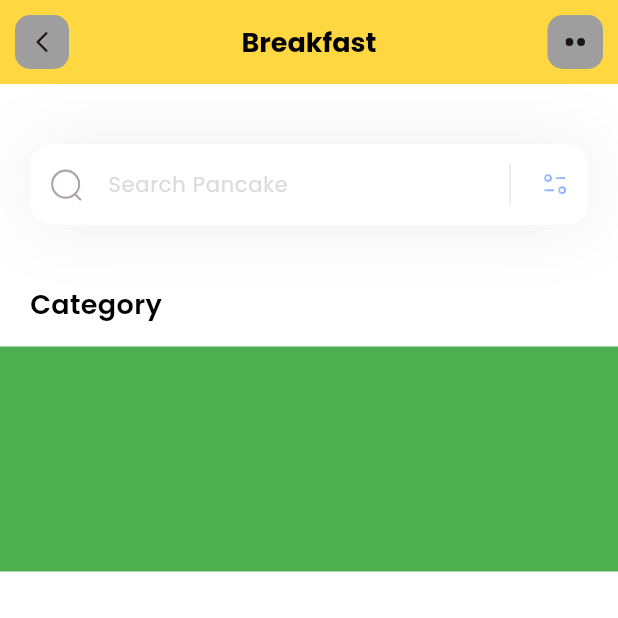
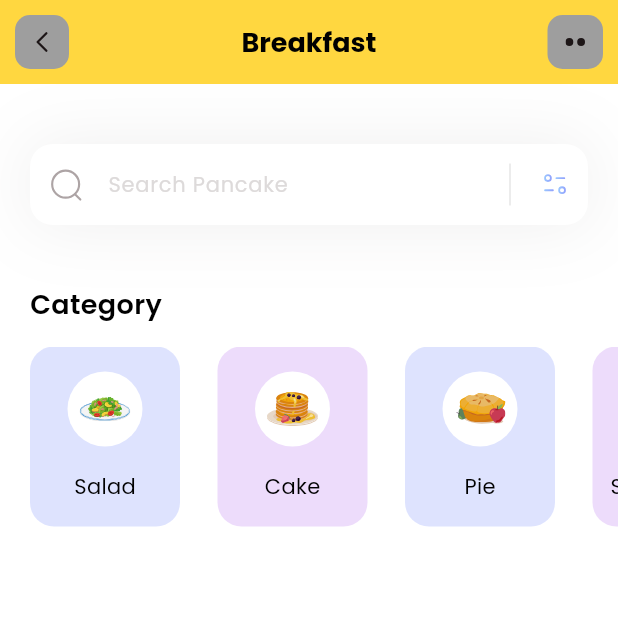
Before and after one commit to angelanyabuti/food-delivery-app, a Flutter app: the screen it shows after launch, on a phone screen of 412 x 824 dp, the top half of it. Run offline on Flutter 3.47's test engine with Material 3 defaults, Android fonts, the phone set to English and light mode, and no system bars; our stand-ins replace flutter_svg.

Commit message:
Added the categories section

```diff
--- a/food_app/lib/main.dart
+++ b/food_app/lib/main.dart
@@ -15,7 +15,7 @@ class MyApp extends StatelessWidget {
       //removing the red debug banner
       debugShowCheckedModeBanner: false,
       theme: ThemeData(fontFamily: 'Poppins'),
-      home: const HomePage()
+      home:  HomePage()
     );
   }
 }
--- a/food_app/lib/models/category_model.dart
+++ b/food_app/lib/models/category_model.dart
@@ -13,4 +13,38 @@ class CategoryModel {
     required this.iconPath,
     required this.boxColor,
   });
+  //returns the list of categories
+ static List<CategoryModel> getCategories() {
+    List<CategoryModel> categories =[];
+
+    categories.add(
+      CategoryModel(
+        name: 'Salad',
+        iconPath: 'assets/icons/plate.svg',
+        boxColor: Color(0xff92A3FD)
+      )
+    );
+    categories.add(
+      CategoryModel(
+        name: 'Cake',
+        iconPath: 'assets/icons/pancakes.svg',
+        boxColor: Color(0xffC58BF2)
+      )
+    );
+    categories.add(
+      CategoryModel(
+        name: 'Pie',
+        iconPath: 'assets/icons/pie.svg',
+        boxColor: Color(0xff92A3FD)
+      )
+    );
+    categories.add(
+      CategoryModel(
+        name: 'Smoothies',
+        iconPath: 'assets/icons/orange-snacks.svg',
+        boxColor: Color(0xffC58BF2)
+      )
+    );
+    return categories;
+  }
 }
--- a/food_app/lib/pages/home.dart
+++ b/food_app/lib/pages/home.dart
@@ -1,12 +1,29 @@
 import 'package:flutter/material.dart';
 import 'package:flutter_svg/flutter_svg.dart';
+import 'package:food_app/models/category_model.dart';
+//creating a stateless widget
+class HomePage extends StatefulWidget {
+   HomePage({super.key});
 
-//creating a stateless widget
-class HomePage extends StatelessWidget {
-  const HomePage({super.key});
+  @override
+  State<HomePage> createState() => _HomePageState();
+}
+
+class _HomePageState extends State<HomePage> {
+  List<CategoryModel> categories = [];
+
+  void _getCategories(){
+    categories = CategoryModel.getCategories();
+  }
+
+  @override
+  void initState() {
+    _getCategories();
+  }
 
   @override
   Widget build(BuildContext context) {
+    _getCategories();//called at the beginning so that the list is filled first then the widgets are displayed.
     // Scaffold class in Flutter which provides many widgets, eg app bar, drawer, floating action button, bottom navigation bar, snack bar
     return Scaffold(
       appBar: appBar(),
@@ -16,7 +33,14 @@ class HomePage extends StatelessWidget {
         children: [
           _searchField(),
           SizedBox(height: 40,), // create a distance from the top
-          Column(
+          _categoriesSection()
+        ],
+      ),
+    );
+  }
+
+  Column _categoriesSection() {
+    return Column(
           crossAxisAlignment: CrossAxisAlignment.start,
           children: [
             Padding(
@@ -32,19 +56,51 @@ class HomePage extends StatelessWidget {
             ),
             SizedBox(height: 15,),
             Container(
-                height: 150,
-                color: Colors.green,
-                child: ListView.builder(
-                  itemCount: 10, // Define the number of items
+              height: 120,
+              child: ListView.separated(//creates a space between the items
+                itemCount: categories.length, // Define the number of items
+                scrollDirection: Axis.horizontal, //setting the value of the scroll direction
+                padding: EdgeInsets.only(
+                  left: 20,
+                  right: 20,
+                ),
+                separatorBuilder: (context, index) => SizedBox(width:25,),
                 itemBuilder: (context, index) { // used to display the items
-                    return Container();
+                  return Container(
+                    width: 100,
+                    decoration: BoxDecoration(
+                      color: categories[index].boxColor.withOpacity(0.3),
+                      borderRadius: BorderRadius.circular(16)
+                    ),
+                    child: Column(
+                      mainAxisAlignment: MainAxisAlignment.spaceEvenly,
+                      children: [
+                        Container(
+                          width: 50,
+                          height: 50,
+                          decoration: BoxDecoration(
+                            color: Colors.white,
+                            shape: BoxShape.circle
+                          ),
+                          child: Padding(
+                            padding: const EdgeInsets.all(8.0),
+                            child: SvgPicture.asset(categories[index].iconPath),
+                          ),
+                        ),
+                        Text(
+                          categories[index].name,
+                          style: TextStyle(
+                            fontWeight: FontWeight.w400,
+                            color: Colors.black,
+                            fontSize: 14
+                          ),
+                        )
+                    ],),
+                  );
                 },
               ),
             )
           ],
-          )
-        ],
-      ),
         );
   }
 
```
Lines whose indentation alone changed are shown as unchanged.
